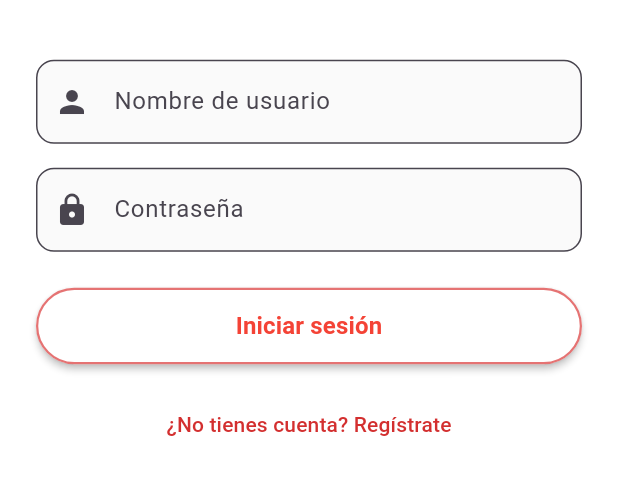
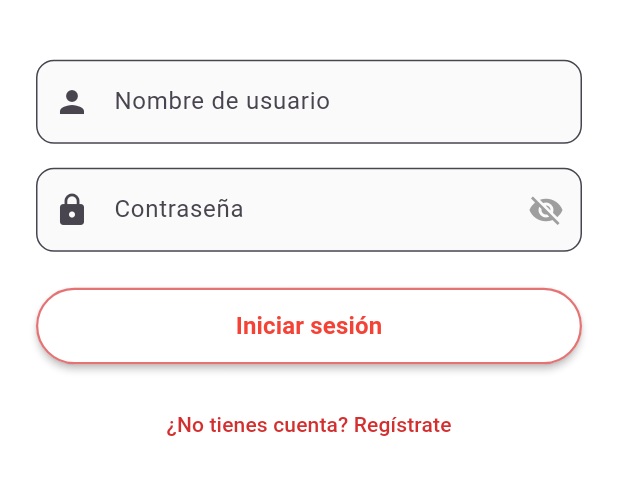
Before and after one commit to Danniel-Al/TallerApps_monitorecg, a Flutter app: the screen it shows after launch, on a phone screen of 412 x 824 dp, the part 508-1003 px from its top. Run offline on Flutter 3.47's test engine with Material 3 defaults, Android fonts, the light colour scheme and no system bars.

Commit message:
feat: Agrega opción para mostrar/ocultar contraseña en login y registro

```diff
--- a/lib/screens/login_screen.dart
+++ b/lib/screens/login_screen.dart
@@ -1,5 +1,6 @@
 // lib/screens/login_screen.dart
 // PANTALLA DE INICIO DE SESIÓN
+// CON OPCIÓN PARA MOSTRAR/OCULTAR CONTRASEÑA
 
 import 'package:flutter/material.dart';
 import 'register_screen.dart';
@@ -13,17 +14,25 @@
 }
 
 class _LoginScreenState extends State<LoginScreen> {
+  // Controladores para leer el texto de los campos
   final TextEditingController _usernameController = TextEditingController();
   final TextEditingController _passwordController = TextEditingController();
 
+  // Controla si la contraseña se muestra o se oculta
+  bool _obscurePassword = true;
+
+  // Función que se ejecuta al presionar el botón "Iniciar sesión"
   void _handleLogin() {
     final username = _usernameController.text.trim();
     final password = _passwordController.text;
 
+    // Validación: ambos campos deben tener contenido
     if (username.isEmpty || password.isEmpty) {
       _showError('Por favor ingresa usuario y contraseña');
     } else {
       _showSuccess('Bienvenido $username');
+
+      // Pequeña pausa para ver el mensaje, luego navega a datos demográficos
       Future.delayed(const Duration(seconds: 1), () {
         if (mounted) {
           Navigator.pushReplacement(
@@ -37,12 +46,14 @@
     }
   }
 
+  // Muestra mensaje de error (fondo rojo)
   void _showError(String message) {
     ScaffoldMessenger.of(context).showSnackBar(
       SnackBar(content: Text(message), backgroundColor: Colors.red),
     );
   }
 
+  // Muestra mensaje de éxito (fondo verde)
   void _showSuccess(String message) {
     ScaffoldMessenger.of(context).showSnackBar(
       SnackBar(content: Text(message), backgroundColor: Colors.green),
@@ -58,47 +69,78 @@
         child: Column(
           mainAxisAlignment: MainAxisAlignment.center,
           children: [
-            // Icono principal
+            // Icono principal con círculo de fondo
             Container(
               padding: const EdgeInsets.all(20),
               decoration: BoxDecoration(
                 color: Colors.red.shade50,
                 shape: BoxShape.circle,
               ),
-              child: const Icon(Icons.favorite, size: 60, color: Colors.red),
+              child: const Icon(
+                Icons.favorite,
+                size: 60,
+                color: Colors.red,
+              ),
             ),
             const SizedBox(height: 20),
+
+            // Título de la app
             const Text(
               'Monitor ECG',
-              style: TextStyle(fontSize: 28, fontWeight: FontWeight.bold, color: Colors.red),
+              style: TextStyle(
+                fontSize: 28,
+                fontWeight: FontWeight.bold,
+                color: Colors.red,
+              ),
             ),
             const SizedBox(height: 40),
-            // Campo usuario
+
+            // Campo: Nombre de usuario
             TextField(
               controller: _usernameController,
               decoration: InputDecoration(
                 labelText: 'Nombre de usuario',
-                border: OutlineInputBorder(borderRadius: BorderRadius.circular(12)),
+                border: OutlineInputBorder(
+                  borderRadius: BorderRadius.circular(12),
+                ),
                 prefixIcon: const Icon(Icons.person),
                 filled: true,
                 fillColor: Colors.grey.shade50,
               ),
             ),
             const SizedBox(height: 16),
-            // Campo contraseña
+
+            // Campo: Contraseña (CON OPCIÓN DE VISIBILIDAD)
             TextField(
               controller: _passwordController,
-              obscureText: true,
+              obscureText: _obscurePassword,
               decoration: InputDecoration(
                 labelText: 'Contraseña',
-                border: OutlineInputBorder(borderRadius: BorderRadius.circular(12)),
+                border: OutlineInputBorder(
+                  borderRadius: BorderRadius.circular(12),
+                ),
                 prefixIcon: const Icon(Icons.lock),
+                // Icono para mostrar/ocultar contraseña
+                suffixIcon: IconButton(
+                  icon: Icon(
+                    _obscurePassword
+                        ? Icons.visibility_off
+                        : Icons.visibility,
+                    color: Colors.grey,
+                  ),
+                  onPressed: () {
+                    setState(() {
+                      _obscurePassword = !_obscurePassword;
+                    });
+                  },
+                ),
                 filled: true,
                 fillColor: Colors.grey.shade50,
               ),
             ),
             const SizedBox(height: 24),
-            // Botón iniciar sesión
+
+            // Botón: Iniciar sesión
             SizedBox(
               width: double.infinity,
               child: ElevatedButton(
@@ -115,17 +157,23 @@
                 ),
                 child: const Text(
                   'Iniciar sesión',
-                  style: TextStyle(fontSize: 16, fontWeight: FontWeight.bold),
+                  style: TextStyle(
+                    fontSize: 16,
+                    fontWeight: FontWeight.bold,
+                  ),
                 ),
               ),
             ),
             const SizedBox(height: 16),
-            // Botón ir a registro
+
+            // Botón: Ir a registro
             TextButton(
               onPressed: () {
                 Navigator.push(
                   context,
-                  MaterialPageRoute(builder: (_) => const RegisterScreen()),
+                  MaterialPageRoute(
+                    builder: (_) => const RegisterScreen(),
+                  ),
                 );
               },
               child: Text(
```
